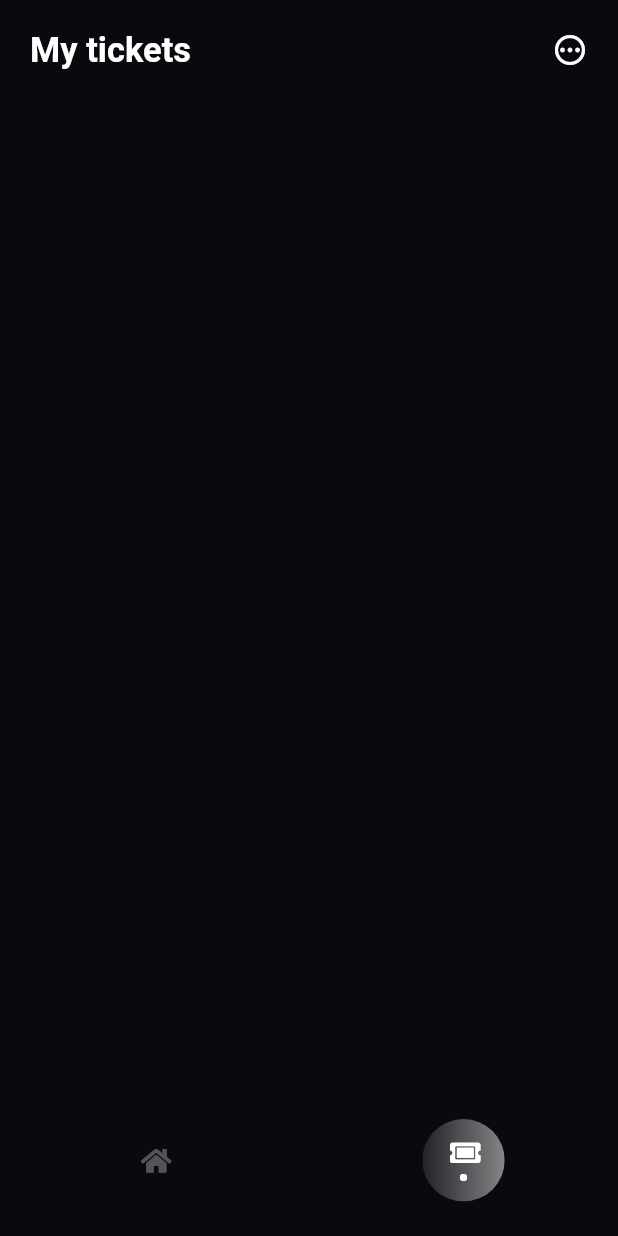
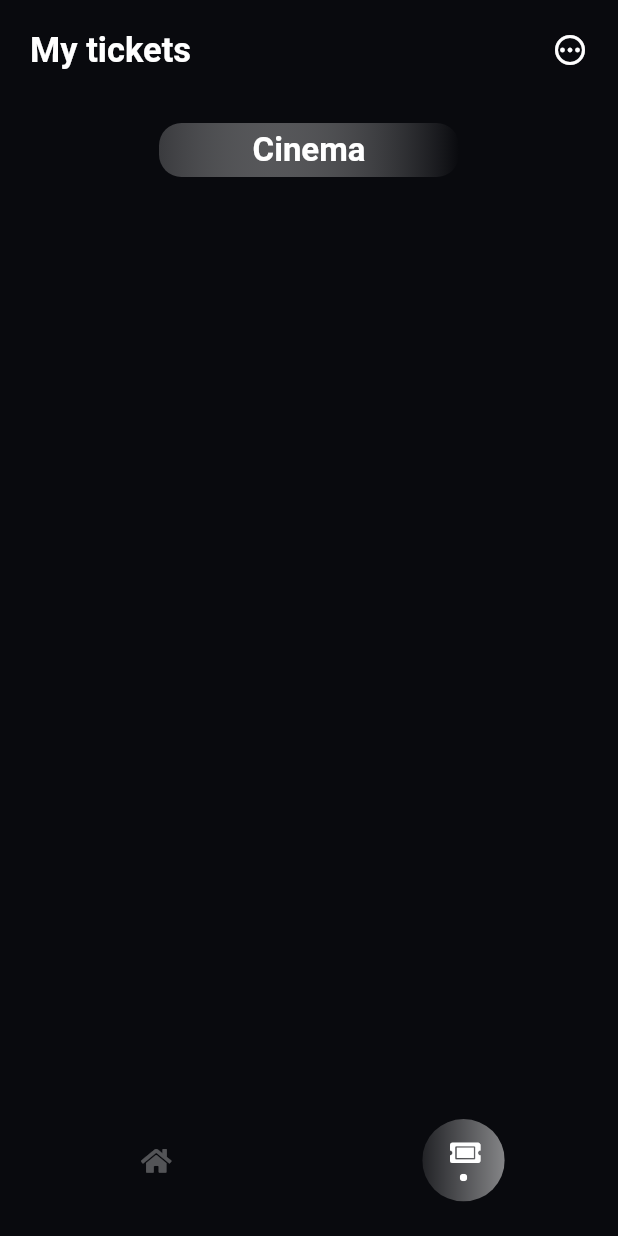
Before and after one commit to DevAdedoyin/Cinema-Ticket-App, a Flutter app: the screen it shows after launch, item 2 of the bottom bar chosen, on a phone screen of 412 x 824 dp. Run offline on Flutter 3.47's test engine with Material 2 defaults, Android fonts, the phone set to English and light mode, and no system bars; our stand-ins replace font_awesome_flutter, get.

Commit message:
Cinema box

```diff
--- a/lib/screens/home_screen/tabs/ticket_tab/ticket_tab.dart
+++ b/lib/screens/home_screen/tabs/ticket_tab/ticket_tab.dart
@@ -15,7 +15,21 @@ class _TicketTabState extends State<TicketTab> {
     return SafeArea(
       child: Column(
         children: [
-          TicketHeader()
+          TicketHeader(),
+          Container(
+            alignment: Alignment.center,
+            width: 200,
+            padding: EdgeInsets.symmetric(vertical: 5),
+            decoration: BoxDecoration(
+                gradient: LinearGradient(
+                    colors: [white.withOpacity(0.2), backgroundColor]),
+                borderRadius: BorderRadius.circular(15)),
+            child: const Text(
+              'Cinema',
+              style: TextStyle(
+                  color: white, fontSize: 22, fontWeight: FontWeight.bold),
+            ),
+          )
         ],
       ),
     );
```
